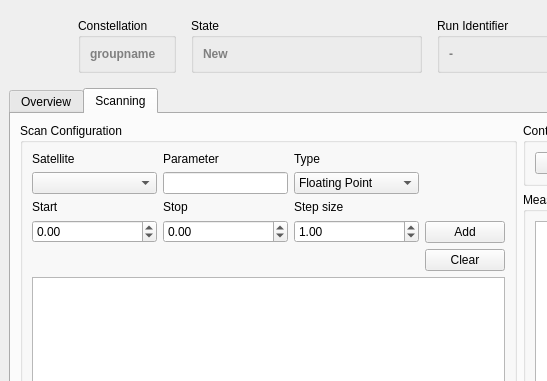
This is cxx/controllers/MissionControl/MissionControl.ui in constellation-daq/Constellation as Qt 5 draws it before an edit; both pictures show x 0 to 547 and y 0 to 381 of the 1033 by 659 pixel window. The edited form follows.
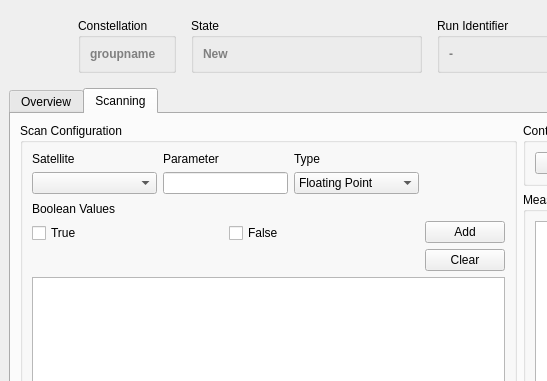
This is the edited form. The open tabs and pages were chosen to show the change. Icons and pictures are not drawn.

Commit message: euRun: add bollean scan parameter

```diff
--- a/cxx/controllers/MissionControl/MissionControl.ui
+++ b/cxx/controllers/MissionControl/MissionControl.ui
@@ -854,6 +854,43 @@
                </item>
               </layout>
              </widget>
+             <widget class="QWidget" name="pageBool">
+              <layout class="QGridLayout" name="gridLayout_10">
+               <property name="leftMargin">
+                <number>0</number>
+               </property>
+               <property name="topMargin">
+                <number>0</number>
+               </property>
+               <property name="rightMargin">
+                <number>0</number>
+               </property>
+               <property name="bottomMargin">
+                <number>0</number>
+               </property>
+               <item row="0" column="0">
+                <widget class="QLabel" name="label_11">
+                 <property name="text">
+                  <string>Boolean Values</string>
+                 </property>
+                </widget>
+               </item>
+               <item row="1" column="0">
+                <widget class="QCheckBox" name="checkBoxParamTrue">
+                 <property name="text">
+                  <string>True</string>
+                 </property>
+                </widget>
+               </item>
+               <item row="1" column="1">
+                <widget class="QCheckBox" name="checkBoxParamFalse">
+                 <property name="text">
+                  <string>False</string>
+                 </property>
+                </widget>
+               </item>
+              </layout>
+             </widget>
             </widget>
            </item>
            <item row="5" column="0" colspan="4">
```
Left out of the diff: 11 changed lines with no effect on the pictures. The commit also changes 1 other file.
